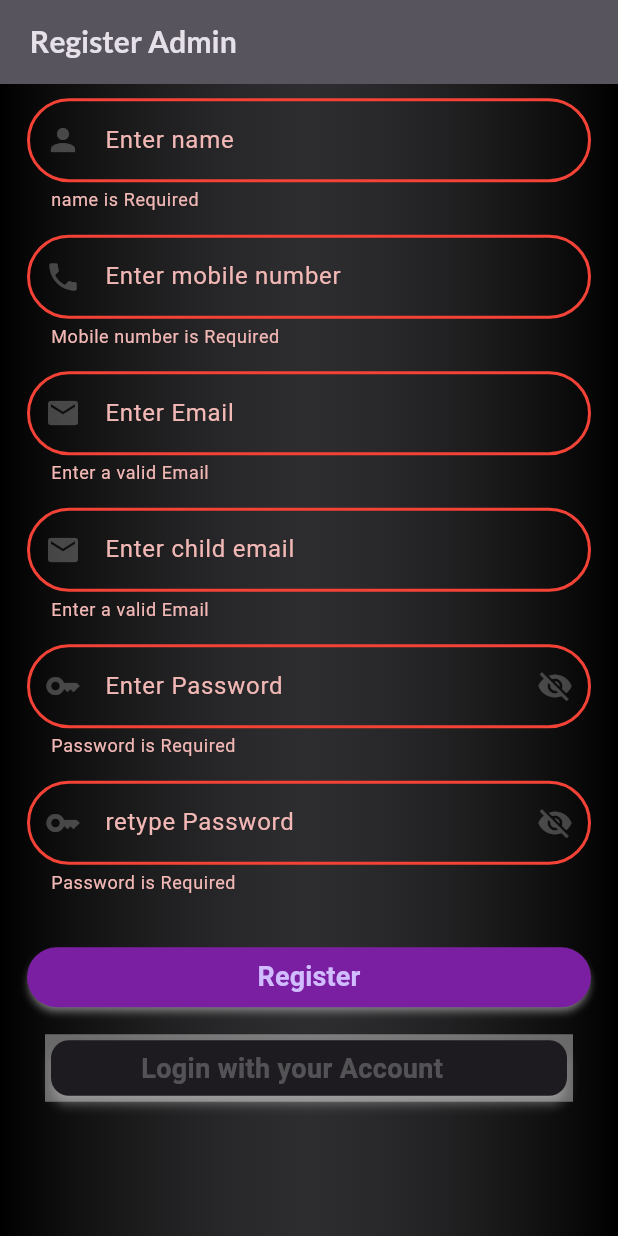
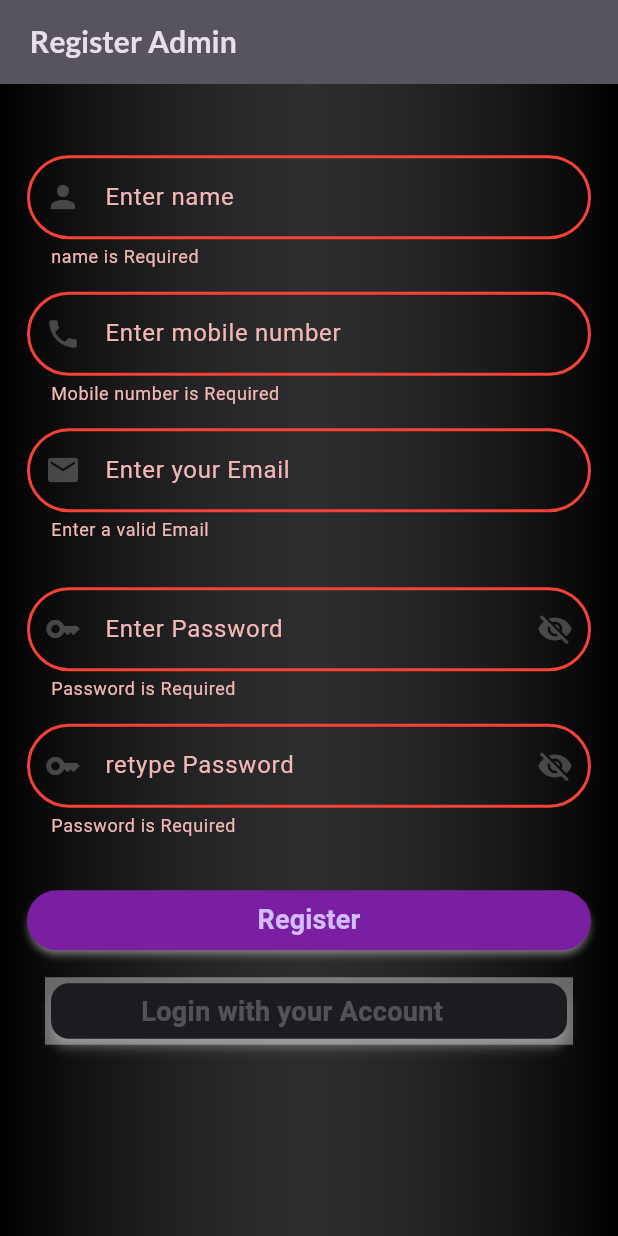
Before and after one commit to yuvaraj8080/vechile_dispatch_app, a Flutter app: the RegisterParent screen opened directly, scrolled down 56 dp, after a tap on "Register", on a phone screen of 412 x 824 dp. Run offline on Flutter 3.47's test engine with Material 3 defaults, Android fonts, the phone set to English and light mode, and no system bars; our stand-ins replace cached_network_image, cloud_firestore, contacts_service, firebase_auth, firebase_core, firebase_storage and 10 more; missing offline and left inert: background_sms, dialog_flowtter_plus, flutter_phone_direct_caller, telephony; accounts and stored records are empty; network calls fail.

Commit message:
adding a admin screem and authnetication process for admin and create a chatting screen

```diff
--- a/lib/Widget_Screen/AdminScreen/adminRegister_Screen.dart
+++ b/lib/Widget_Screen/AdminScreen/adminRegister_Screen.dart
@@ -176,7 +176,7 @@ class _RegisterParentState extends State<RegisterParent> {
                       CustomTextField(
                           textInputAction:TextInputAction.next,
                           keyboardtype:TextInputType.emailAddress,
-                          hintText: "Enter Email",prefix:const Icon(Icons.email,
+                          hintText: "Enter your Email",prefix:const Icon(Icons.email,
                           color:Colors.white24),
                           onsave:(gemail){
                             _formData["gemail"] = gemail??"";
@@ -197,29 +197,29 @@ class _RegisterParentState extends State<RegisterParent> {
                           }
                       ),
                       const SizedBox(height: 15),
-                      CustomTextField(
-                          textInputAction:TextInputAction.next,
-                          keyboardtype:TextInputType.emailAddress,
-                          hintText: "Enter child email",prefix:const Icon(Icons.email,
-                          color:Colors.white24),
-                          onsave:(cemail){
-                            _formData["cemail"] = cemail??"";
-                          },
-                          validate:(cemail){
-                            if(cemail!.isEmpty){
-                              return "Enter a valid Email";
-                            }
-                            else if(cemail.length<5){
-                              return "Enter a correct Email";
-                            }
-                            else if(  !RegExp(r'^[\w-\.]+@([\w-]+\.)+[\w-]{2,4}$').hasMatch(cemail)){
-                              return "Enter correct email missing '@'";
-                            }
-                            else{
-                              return null;
-                            }
-                          }
-                      ),
+                      // CustomTextField(
+                      //     textInputAction:TextInputAction.next,
+                      //     keyboardtype:TextInputType.emailAddress,
+                      //     hintText: "Enter child email",prefix:const Icon(Icons.email,
+                      //     color:Colors.white24),
+                      //     onsave:(cemail){
+                      //       _formData["cemail"] = cemail??"";
+                      //     },
+                      //     validate:(cemail){
+                      //       if(cemail!.isEmpty){
+                      //         return "Enter a valid Email";
+                      //       }
+                      //       else if(cemail.length<5){
+                      //         return "Enter a correct Email";
+                      //       }
+                      //       else if(  !RegExp(r'^[\w-\.]+@([\w-]+\.)+[\w-]{2,4}$').hasMatch(cemail)){
+                      //         return "Enter correct email missing '@'";
+                      //       }
+                      //       else{
+                      //         return null;
+                      //       }
+                      //     }
+                      // ),
                       const SizedBox(height: 15),
                       CustomTextField(
                         textInputAction:TextInputAction.next,
--- a/lib/Widget_Screen/AdminScreen/adminHome_Screen.dart
+++ b/lib/Widget_Screen/Admin_list_Screen/adminHome_Screen.dart
@@ -7,8 +7,8 @@ import '../../Chat_Module/Chat_Screen.dart';
 import '../../Constants/Constants.dart';
 import '../../Constants/Utils.dart';
 import '../UserScreen/Main_Login_Screen.dart';
-class ParentHomeScreen extends StatelessWidget {
-  const ParentHomeScreen({super.key});
+class Admin_List_user extends StatelessWidget {
+  const Admin_List_user({super.key});
 
   @override
   Widget build(BuildContext context) {
@@ -39,7 +39,7 @@ class ParentHomeScreen extends StatelessWidget {
       body:StreamBuilder(
           stream:FirebaseFirestore.instance.collection("user")
               .where("type",isEqualTo: "child")
-              .where("guardiantEmail",isEqualTo:FirebaseAuth.instance.currentUser?.email)
+              // .where("guardiantEmail",isEqualTo:FirebaseAuth.instance.currentUser?.email)
               .snapshots(),
           builder:(BuildContext context,AsyncSnapshot<QuerySnapshot> snapshot){
 
--- a/lib/Widget_Screen/UserScreen/Bottom_Screens/Chat_Page.dart
+++ b/lib/Widget_Screen/UserScreen/Bottom_Screens/Chat_Page.dart
@@ -18,7 +18,7 @@ class ChatPage extends StatelessWidget {
       body:StreamBuilder(
         stream:FirebaseFirestore.instance.collection("user")
             .where("type",isEqualTo: "parent")
-            .where("childEmail",isEqualTo:FirebaseAuth.instance.currentUser!.email)
+            .where("name",isEqualTo:"admin")
             .snapshots(),
         builder:(BuildContext context,AsyncSnapshot<QuerySnapshot> snapshot){
 
--- a/lib/Widget_Screen/UserScreen/userRagister_Screen.dart
+++ b/lib/Widget_Screen/UserScreen/userRagister_Screen.dart
@@ -94,7 +94,7 @@ class _RagisterChildState extends State<RagisterChild> {
     return Scaffold(
       appBar: AppBar(
         title: Text(
-          " Register User",
+          " Register Admin",
           style: GoogleFonts.lato(
             fontSize: 20,
             fontWeight: FontWeight.bold,
@@ -172,7 +172,7 @@ class _RagisterChildState extends State<RagisterChild> {
                       CustomTextField(
                           textInputAction:TextInputAction.next,
                           keyboardtype:TextInputType.emailAddress,
-                          hintText: "Enter Email",prefix:Icon(Icons.email,
+                          hintText: "Enter Your Email",prefix:Icon(Icons.email,
                           color:Colors.white24),
                           onsave:(cemail){
                             _formData["cemail"] = cemail??"";
--- a/lib/main.dart
+++ b/lib/main.dart
@@ -2,7 +2,7 @@ import 'package:firebase_core/firebase_core.dart';
 import 'package:flutter/material.dart';
 import 'package:get/get.dart';
 import 'DB/shere_Prefrences..dart';
-import 'Widget_Screen/AdminScreen/adminHome_Screen.dart';
+import 'Widget_Screen/AdminScreen/Admin_Profile/Admin_bottom_Screen.dart';
 import 'Widget_Screen/UserScreen/Bottom_Page.dart';
 import 'Widget_Screen/UserScreen/Main_Login_Screen.dart';
 
@@ -52,7 +52,7 @@ class MyApp extends StatelessWidget {
           }
 
           if (userType == "parent") {
-            return const ParentHomeScreen(); // Wrapped with const
+            return const Admin_Bottom_page(); // Wrapped with const
           }
 
           return  Login(); // Default to login if userType is not recognized
```
Also changed, not shown: lib/Widget_Screen/AdminScreen/Admin_Profile/Admin_PRofile.dart (added, +9 -0 lines), lib/Widget_Screen/AdminScreen/Admin_Profile/Admin_bottom_Screen.dart (added, +58 -0 lines), lib/Widget_Screen/AdminScreen/Admin_Profile/Admin_home_Screen.dart (added, +9 -0 lines), lib/Widget_Screen/UserScreen/Main_Login_Screen.dart (+17 -17 lines).
